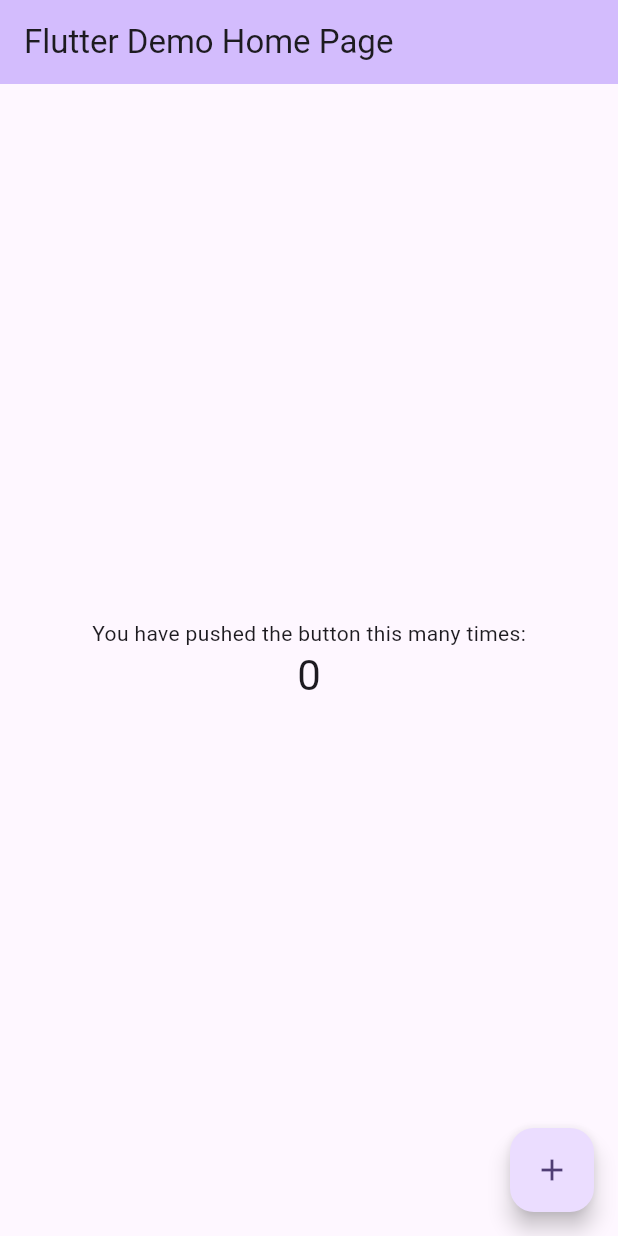
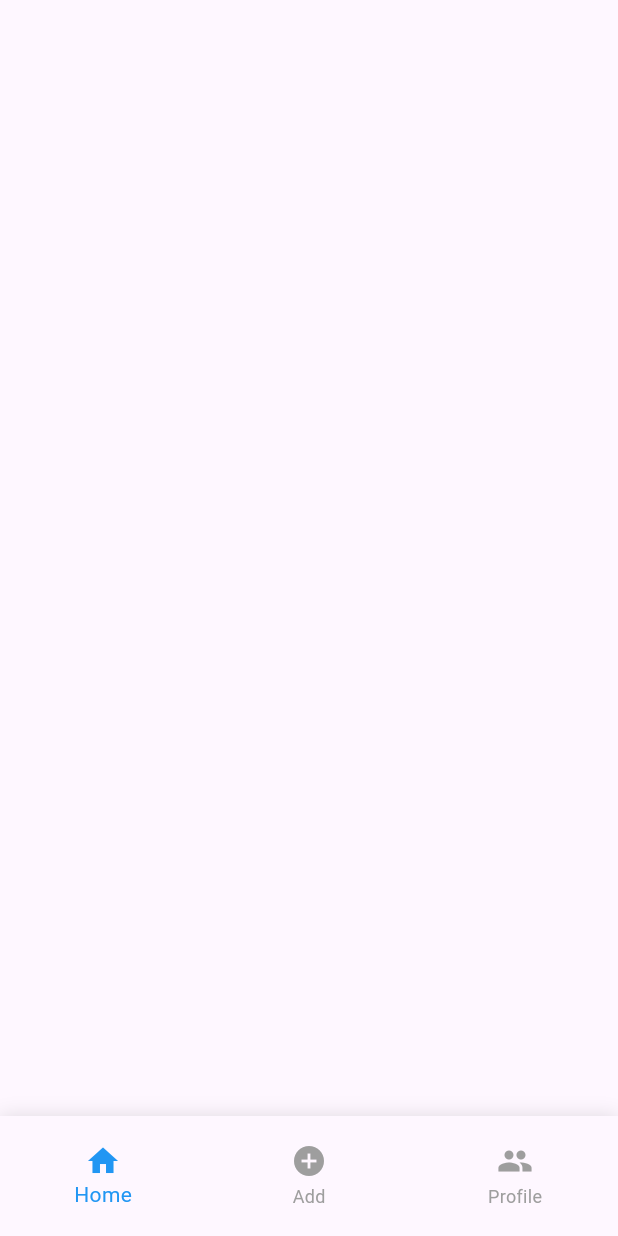
Before and after one commit to KasidetPha/SlipTrack, a Flutter app: the screen it shows after launch, on a phone screen of 412 x 824 dp. Run offline on Flutter 3.47's test engine with Material 3 defaults, Android fonts, the phone set to English and light mode, and no system bars.

Commit message:
buttom navigationbar
success

```diff
--- a/frontend/lib/main.dart
+++ b/frontend/lib/main.dart
@@ -1,4 +1,5 @@
 import 'package:flutter/material.dart';
+import 'widgets/bottom_nav_page.dart';
 
 void main() {
   runApp(const MyApp());
@@ -7,116 +8,13 @@ void main() {
 class MyApp extends StatelessWidget {
   const MyApp({super.key});
 
-  // This widget is the root of your application.
   @override
   Widget build(BuildContext context) {
     return MaterialApp(
-      title: 'Flutter Demo',
-      theme: ThemeData(
-        // This is the theme of your application.
-        //
-        // TRY THIS: Try running your application with "flutter run". You'll see
-        // the application has a purple toolbar. Then, without quitting the app,
-        // try changing the seedColor in the colorScheme below to Colors.green
-        // and then invoke "hot reload" (save your changes or press the "hot
-        // reload" button in a Flutter-supported IDE, or press "r" if you used
-        // the command line to start the app).
-        //
-        // Notice that the counter didn't reset back to zero; the application
-        // state is not lost during the reload. To reset the state, use hot
-        // restart instead.
-        //
-        // This works for code too, not just values: Most code changes can be
-        // tested with just a hot reload.
-        colorScheme: ColorScheme.fromSeed(seedColor: Colors.deepPurple),
-      ),
-      home: const MyHomePage(title: 'Flutter Demo Home Page'),
+      title: "SlipTrack",
+      debugShowCheckedModeBanner: false,
+      theme: ThemeData(primarySwatch: Colors.deepPurple),
+      home: const BottomNavPage(),
     );
   }
 }
-
-class MyHomePage extends StatefulWidget {
-  const MyHomePage({super.key, required this.title});
-
-  // This widget is the home page of your application. It is stateful, meaning
-  // that it has a State object (defined below) that contains fields that affect
-  // how it looks.
-
-  // This class is the configuration for the state. It holds the values (in this
-  // case the title) provided by the parent (in this case the App widget) and
-  // used by the build method of the State. Fields in a Widget subclass are
-  // always marked "final".
-
-  final String title;
-
-  @override
-  State<MyHomePage> createState() => _MyHomePageState();
-}
-
-class _MyHomePageState extends State<MyHomePage> {
-  int _counter = 0;
-
-  void _incrementCounter() {
-    setState(() {
-      // This call to setState tells the Flutter framework that something has
-      // changed in this State, which causes it to rerun the build method below
-      // so that the display can reflect the updated values. If we changed
-      // _counter without calling setState(), then the build method would not be
-      // called again, and so nothing would appear to happen.
-      _counter++;
-    });
-  }
-
-  @override
-  Widget build(BuildContext context) {
-    // This method is rerun every time setState is called, for instance as done
-    // by the _incrementCounter method above.
-    //
-    // The Flutter framework has been optimized to make rerunning build methods
-    // fast, so that you can just rebuild anything that needs updating rather
-    // than having to individually change instances of widgets.
-    return Scaffold(
-      appBar: AppBar(
-        // TRY THIS: Try changing the color here to a specific color (to
-        // Colors.amber, perhaps?) and trigger a hot reload to see the AppBar
-        // change color while the other colors stay the same.
-        backgroundColor: Theme.of(context).colorScheme.inversePrimary,
-        // Here we take the value from the MyHomePage object that was created by
-        // the App.build method, and use it to set our appbar title.
-        title: Text(widget.title),
-      ),
-      body: Center(
-        // Center is a layout widget. It takes a single child and positions it
-        // in the middle of the parent.
-        child: Column(
-          // Column is also a layout widget. It takes a list of children and
-          // arranges them vertically. By default, it sizes itself to fit its
-          // children horizontally, and tries to be as tall as its parent.
-          //
-          // Column has various properties to control how it sizes itself and
-          // how it positions its children. Here we use mainAxisAlignment to
-          // center the children vertically; the main axis here is the vertical
-          // axis because Columns are vertical (the cross axis would be
-          // horizontal).
-          //
-          // TRY THIS: Invoke "debug painting" (choose the "Toggle Debug Paint"
-          // action in the IDE, or press "p" in the console), to see the
-          // wireframe for each widget.
-          mainAxisAlignment: MainAxisAlignment.center,
-          children: <Widget>[
-            const Text('You have pushed the button this many times:'),
-            Text(
-              '$_counter',
-              style: Theme.of(context).textTheme.headlineMedium,
-            ),
-          ],
-        ),
-      ),
-      floatingActionButton: FloatingActionButton(
-        onPressed: _incrementCounter,
-        tooltip: 'Increment',
-        child: const Icon(Icons.add),
-      ), // This trailing comma makes auto-formatting nicer for build methods.
-    );
-  }
-}
--- /dev/null
+++ b/frontend/lib/pages/add_page.dart
@@ -0,0 +1,12 @@
+import 'package:flutter/material.dart';
+
+class AddPage extends StatelessWidget {
+  const AddPage({super.key});
+
+  @override
+  Widget build(BuildContext context) {
+    return const Center(
+      child: Text("This is Add Page."),
+    );
+  }
+}
--- /dev/null
+++ b/frontend/lib/pages/home_page.dart
@@ -0,0 +1,10 @@
+import 'package:flutter/material.dart';
+
+class HomePage extends StatelessWidget {
+  const HomePage({super.key});
+
+  @override
+  Widget build(BuildContext context) {
+    return const Scaffold(
+    );
+}
--- /dev/null
+++ b/frontend/lib/pages/profile_page.dart
@@ -0,0 +1,12 @@
+import 'package:flutter/material.dart';
+
+class ProfilePage extends StatelessWidget {
+  const ProfilePage({super.key});
+
+  @override
+  Widget build(BuildContext context) {
+    return const Center(
+      child: Text("This is Profile Page."),
+    );
+  }
+}
--- /dev/null
+++ b/frontend/lib/widgets/bottom_nav_page.dart
@@ -0,0 +1,59 @@
+import 'package:flutter/material.dart';
+import 'package:frontend/pages/add_page.dart';
+import 'package:frontend/pages/home_page.dart';
+import 'package:frontend/pages/profile_page.dart';
+// import 'package:lucide_icons/lucide_icons.dart';
+
+class BottomNavPage extends StatefulWidget {
+  const BottomNavPage({super.key});
+
+  @override
+  State<BottomNavPage> createState() => _BottomNavPageState();
+}
+
+class _BottomNavPageState extends State<BottomNavPage> {
+  int _currentIndex = 0;
+
+  final List<Widget> _pages = const [
+    HomePage(),
+    AddPage(),
+    ProfilePage()
+  ];
+
+  void _onTap(int index) {
+    setState(() {
+      _currentIndex = index;
+    });
+  }
+
+  @override
+  Widget build(BuildContext context) {
+    return Scaffold(
+      body: _pages[_currentIndex],
+      bottomNavigationBar: Container(
+        height: 80,
+        decoration: BoxDecoration(
+          color: Colors.white,
+          boxShadow: [
+            BoxShadow(
+              color: Colors.black12,
+              blurRadius: 10,
+            )
+          ]
+        ),
+        child: BottomNavigationBar(
+          currentIndex: _currentIndex,
+          onTap: _onTap,
+          elevation: 0,
+          selectedItemColor: Colors.blue,
+          unselectedItemColor: Colors.grey,
+          items: const [
+            BottomNavigationBarItem(icon: Icon(Icons.home), label: 'Home'),
+            BottomNavigationBarItem(icon: Icon(Icons.add_circle), label: 'Add'),
+            BottomNavigationBarItem(icon: Icon(Icons.people), label: 'Profile'),
+          ]
+        ),
+      ),
+    );
+  }
+}
--- a/frontend/pubspec.yaml
+++ b/frontend/pubspec.yaml
@@ -30,10 +30,12 @@ environment:
 dependencies:
   flutter:
     sdk: flutter
+  # lucide_flutter: ^0.0.5
 
   # The following adds the Cupertino Icons font to your application.
   # Use with the CupertinoIcons class for iOS style icons.
   cupertino_icons: ^1.0.8
+  lucide_icons: ^0.257.0
 
 dev_dependencies:
   flutter_test:
```
Also changed, not shown: frontend/pubspec.lock.
